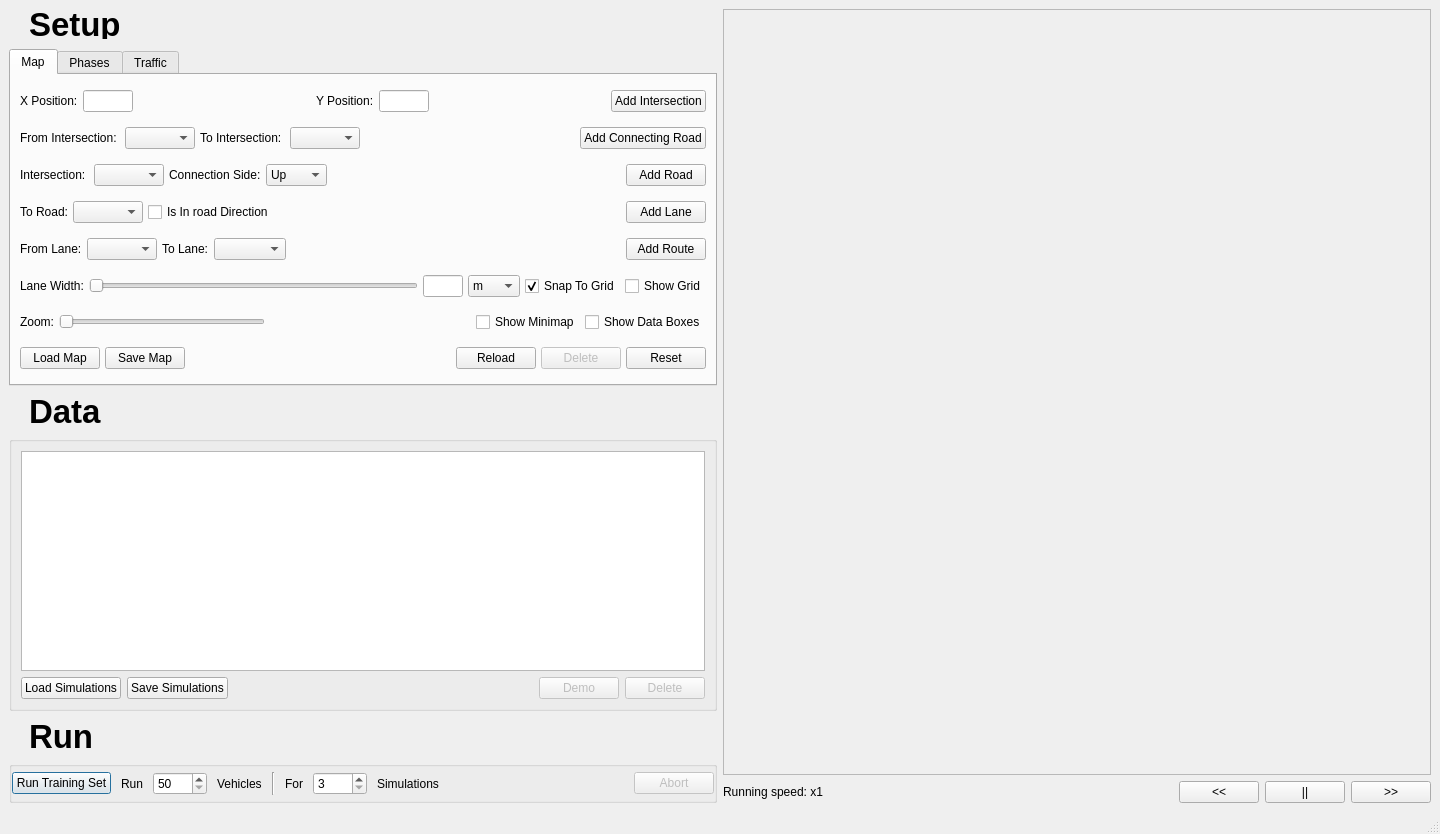
Above: src/ui/mainwindow.ui from samuelarbibe/ai-tms before the change. Below: the same form after it.
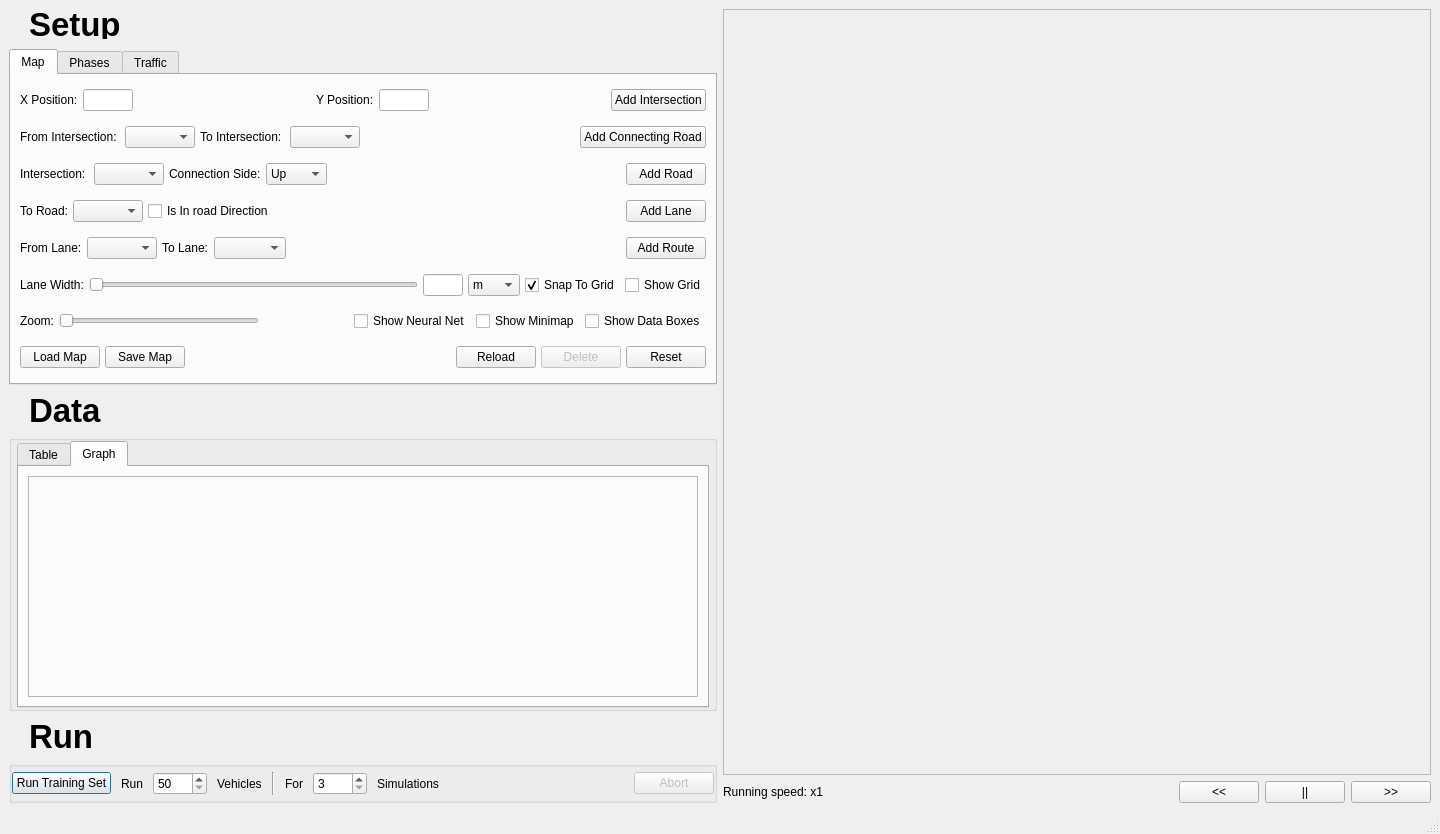
That is the form after the change. The open tabs and pages were chosen to show the change.

Commit message: Training graph added, visual neural net 👁

Patch:
```diff
--- a/src/ui/mainwindow.ui
+++ b/src/ui/mainwindow.ui
@@ -641,6 +641,12 @@
                 </item>
                 <item>
                  <widget class="QSlider" name="ZoomSlider">
+                  <property name="minimumSize">
+                   <size>
+                    <width>200</width>
+                    <height>0</height>
+                   </size>
+                  </property>
                   <property name="singleStep">
                    <number>10</number>
                   </property>
@@ -662,12 +668,31 @@
                   </property>
                   <property name="sizeHint" stdset="0">
                    <size>
-                    <width>40</width>
-                    <height>20</height>
+                    <width>20</width>
+                    <height>10</height>
                    </size>
                   </property>
                  </spacer>
                 </item>
+                <item>
+                 <widget class="QCheckBox" name="ShowNeuralNetCheckBox">
+                  <property name="enabled">
+                   <bool>true</bool>
+                  </property>
+                  <property name="whatsThis">
+                   <string>Show a hint of information on each simulation entity</string>
+                  </property>
+                  <property name="text">
+                   <string>Show Neural Net</string>
+                  </property>
+                  <property name="checkable">
+                   <bool>true</bool>
+                  </property>
+                  <property name="checked">
+                   <bool>false</bool>
+                  </property>
+                 </widget>
+                </item>
                 <item>
                  <widget class="QCheckBox" name="ShowMinimapCheckBox">
                   <property name="enabled">
@@ -1880,18 +1905,41 @@
            <string/>
           </property>
           <layout class="QGridLayout" name="gridLayout_2">
+           <property name="leftMargin">
+            <number>5</number>
+           </property>
+           <property name="topMargin">
+            <number>0</number>
+           </property>
+           <property name="rightMargin">
+            <number>5</number>
+           </property>
+           <property name="bottomMargin">
+            <number>0</number>
+           </property>
+           <property name="spacing">
+            <number>0</number>
+           </property>
+           <item row="0" column="1">
+            <widget class="QTabWidget" name="DataTabs">
+             <property name="currentIndex">
+              <number>0</number>
+             </property>
+             <widget class="QWidget" name="tab">
+              <attribute name="title">
+               <string>Table</string>
+              </attribute>
+              <layout class="QGridLayout" name="gridLayout_8">
            <item row="0" column="0">
-            <layout class="QVBoxLayout" name="verticalLayout_7">
-             <item>
+                <layout class="QGridLayout" name="gridLayout_7">
+                 <item row="0" column="0">
               <widget class="QTableView" name="SimTable">
                <property name="sortingEnabled">
                 <bool>true</bool>
                </property>
               </widget>
              </item>
-             <item>
-              <layout class="QVBoxLayout" name="verticalLayout_5">
-               <item>
+                 <item row="1" column="0">
                 <layout class="QHBoxLayout" name="horizontalLayout_25">
                  <item>
                   <widget class="QPushButton" name="LoadSimButton">
@@ -1951,6 +1999,25 @@
               </layout>
              </item>
             </layout>
+             </widget>
+             <widget class="QWidget" name="tab_2">
+              <attribute name="title">
+               <string>Graph</string>
+              </attribute>
+              <layout class="QGridLayout" name="gridLayout_9">
+               <item row="0" column="0">
+                <widget class="QFrame" name="ChartFrame">
+                 <property name="frameShape">
+                  <enum>QFrame::StyledPanel</enum>
+                 </property>
+                 <property name="frameShadow">
+                  <enum>QFrame::Raised</enum>
+                 </property>
+                </widget>
+               </item>
+              </layout>
+             </widget>
+            </widget>
            </item>
           </layout>
          </widget>
```
Lines whose indentation alone changed are shown as unchanged. The commit also changes 17 other files.
